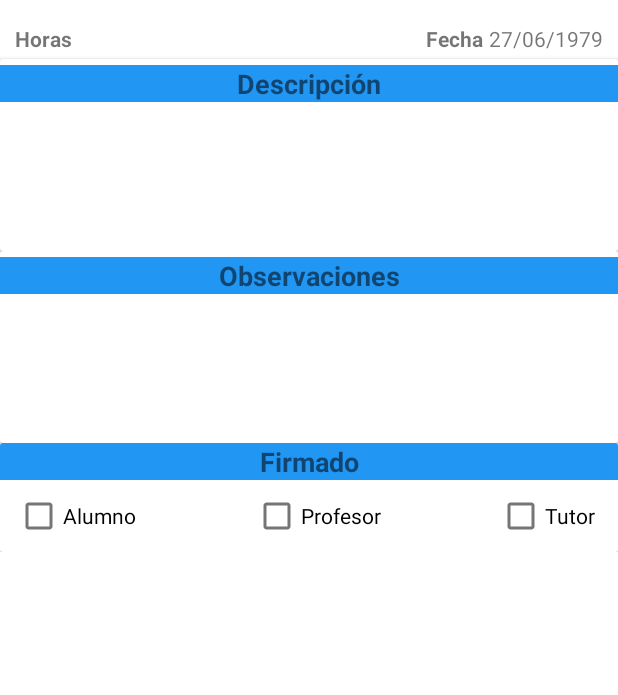
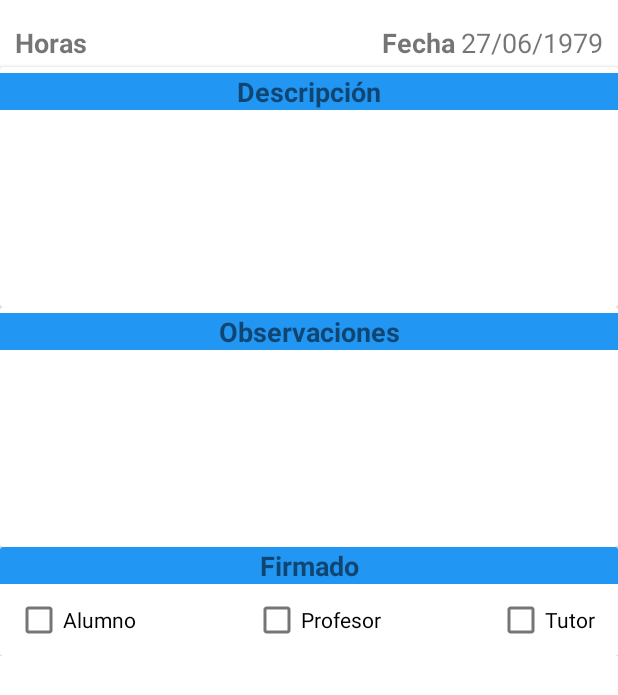
Before and after one commit to Jmarser/Proyecto_as, an Android app: the fragment FichaFragment shown on its own in the app's theme, on a phone screen of 412 x 824 dp. Shown: the top 695 px of the screen. Run offline under Robolectric (Android 15) with nearby library versions, the phone set to English and light mode, and no system bars; our stand-ins replace ButterKnife; 6 statements that could not run were skipped.

Commit message:
fragment ficha con funcionalidad

```diff
--- a/app/src/main/java/com/jmarser/proyecto_as/ficha/view/FichaFragment.java
+++ b/app/src/main/java/com/jmarser/proyecto_as/ficha/view/FichaFragment.java
@@ -7,17 +7,41 @@ import androidx.fragment.app.Fragment;
 import android.view.LayoutInflater;
 import android.view.View;
 import android.view.ViewGroup;
+import android.widget.CheckBox;
+import android.widget.TextView;
 
 import com.jmarser.proyecto_as.R;
+import com.jmarser.proyecto_as.model.Ficha;
+
+import butterknife.BindView;
+import butterknife.ButterKnife;
 
 public class FichaFragment extends Fragment {
+
+    @BindView(R.id.tv_horas_ficha)
+    TextView tv_horas_ficha;
+    @BindView(R.id.tv_descripcion_ficha)
+    TextView tv_descripcion_ficha;
+    @BindView(R.id.tv_observaciones_ficha)
+    TextView tv_observaciones_ficha;
+    @BindView(R.id.cb_firmaAlumno)
+    CheckBox cb_firmaAlumno;
+    @BindView(R.id.cb_firmaProfesor)
+    CheckBox cb_firmaProfesor;
+    @BindView(R.id.cb_firmaTutor)
+    CheckBox cb_firmaTutor;
+
+    private Ficha ficha;
 
     public FichaFragment() {
         // Required empty public constructor
     }
 
-    public static FichaFragment newInstance(String param1, String param2) {
+    public static FichaFragment newInstance(Ficha ficha) {
         FichaFragment fragment = new FichaFragment();
+        Bundle args = new Bundle();
+        args.putParcelable("ficha", ficha);
+        fragment.setArguments(args);
 
         return fragment;
     }
@@ -25,7 +49,9 @@ public class FichaFragment extends Fragment {
     @Override
     public void onCreate(Bundle savedInstanceState) {
         super.onCreate(savedInstanceState);
-
+        if (getArguments() != null) {
+            ficha = getArguments().getParcelable("ficha");
+        }
     }
 
     @Override
@@ -33,6 +59,21 @@ public class FichaFragment extends Fragment {
                              Bundle savedInstanceState) {
         // Inflate the layout for this fragment
         View view = inflater.inflate(R.layout.fragment_ficha, container, false);
+        ButterKnife.bind(this, view);
+
+        initView();
         return view;
     }
+
+    private void initView() {
+        cb_firmaAlumno.setClickable(false);
+        cb_firmaProfesor.setClickable(false);
+        cb_firmaTutor.setClickable(false);
+        tv_descripcion_ficha.setText(ficha.getDescripcion());
+        tv_observaciones_ficha.setText(ficha.getObservaciones());
+        tv_horas_ficha.setText(String.valueOf(ficha.getHoras()));
+        cb_firmaAlumno.setChecked(ficha.isFirmaAlumno());
+        cb_firmaProfesor.setChecked(ficha.isFirmaProf());
+        cb_firmaTutor.setChecked(ficha.isFirmaTutor());
+    }
 }
--- a/app/src/main/res/layout/fragment_ficha.xml
+++ b/app/src/main/res/layout/fragment_ficha.xml
@@ -21,7 +21,7 @@
                 android:layout_marginStart="10dp"
                 android:layout_marginTop="16dp"
                 android:text="@string/horas"
-                android:textSize="14sp"
+                android:textSize="18sp"
                 android:textStyle="bold"
                 app:layout_constraintStart_toStartOf="parent"
                 app:layout_constraintTop_toTopOf="parent" />
@@ -30,7 +30,9 @@
                 android:id="@+id/tv_horas_ficha"
                 android:layout_width="wrap_content"
                 android:layout_height="wrap_content"
+                android:layout_marginStart="5dp"
                 android:layout_marginTop="16dp"
+                android:textSize="18sp"
                 app:layout_constraintStart_toEndOf="@+id/tv_info_horas_ficha"
                 app:layout_constraintTop_toTopOf="parent" />
 
@@ -41,7 +43,7 @@
                 android:layout_marginTop="16dp"
                 android:layout_marginEnd="4dp"
                 android:text="@string/fecha"
-                android:textSize="14sp"
+                android:textSize="18sp"
                 android:textStyle="bold"
                 app:layout_constraintEnd_toStartOf="@+id/tv_fecha_ficha"
                 app:layout_constraintTop_toTopOf="parent" />
@@ -53,6 +55,7 @@
                 android:layout_marginTop="16dp"
                 android:layout_marginEnd="10dp"
                 android:text="@string/_27_06_1979"
+                android:textSize="18sp"
                 app:layout_constraintEnd_toEndOf="parent"
                 app:layout_constraintTop_toTopOf="parent" />
 
@@ -83,13 +86,14 @@
 
                     <TextView
                         android:id="@+id/tv_descripcion_ficha"
-                        android:layout_width="0dp"
+                        android:layout_width="match_parent"
                         android:layout_height="wrap_content"
 
                         android:maxLines="20"
                         android:minLines="6"
                         android:paddingStart="5dp"
-                        android:paddingEnd="3dp"/>
+                        android:paddingEnd="3dp"
+                        android:textSize="18sp" />
 
                 </LinearLayout>
             </androidx.cardview.widget.CardView>
@@ -118,10 +122,11 @@
 
                     <TextView
                         android:id="@+id/tv_observaciones_ficha"
-                        android:layout_width="0dp"
+                        android:layout_width="match_parent"
                         android:layout_height="wrap_content"
                         android:maxLines="20"
-                        android:minLines="6" />
+                        android:minLines="6"
+                        android:textSize="18sp" />
                 </LinearLayout>
             </androidx.cardview.widget.CardView>
 
```
Also changed, not shown: app/src/main/java/com/jmarser/proyecto_as/adaptadores/AdaptadorFicha.java (+19 -4 lines), app/src/main/java/com/jmarser/proyecto_as/fichasAlumno/view/FichasAlumnoFragment.java (+9 -2 lines), app/src/main/java/com/jmarser/proyecto_as/model/Ficha.java (+51 -1 lines).
